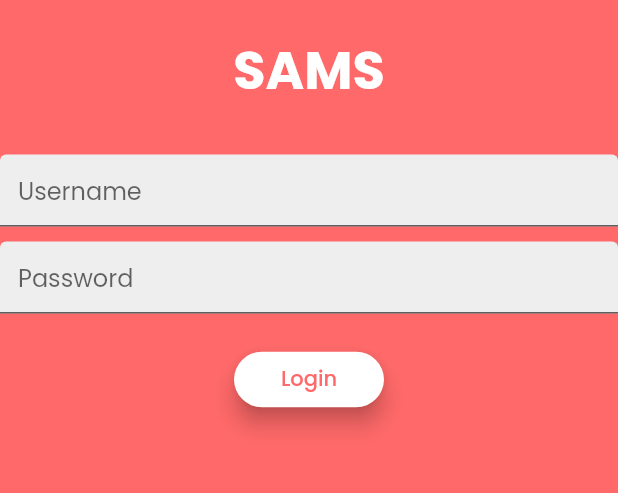
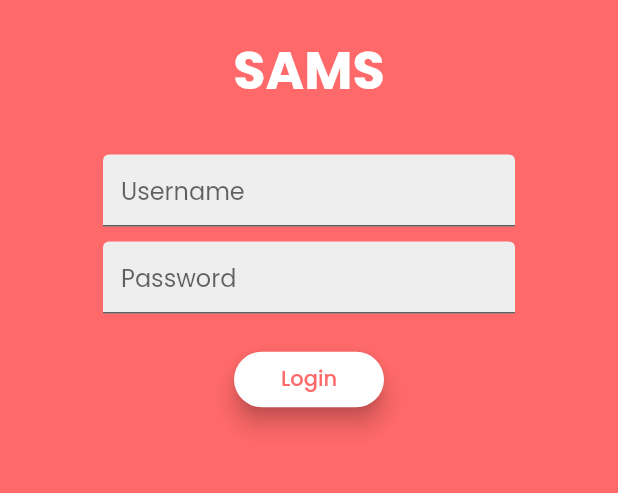
Before and after one commit to riqi3/CapstoneSAMS, a Flutter app: the screen it shows after launch, on a phone screen of 412 x 824 dp, the part 495-988 px from its top. Run offline on Flutter 3.47's test engine with Material 2 defaults, Android fonts, the phone set to English and light mode, and no system bars; our stand-ins replace dio, dropdown_search, font_awesome_flutter; accounts and stored records are empty.

Commit message:
login resize

```diff
--- a/capstone_sams/lib/screens/authentication/LoginScreen.dart
+++ b/capstone_sams/lib/screens/authentication/LoginScreen.dart
@@ -94,14 +94,17 @@ class _LoginScreenState extends State<LoginScreen> {
           ),
           child: SingleChildScrollView(
             child: Center(
+              child: Container(
+                width: MediaQuery.of(context).size.width / 1.5,
                 child: Column(
                   children: [
                     Column(
                       children: [
                         Padding(
-                        padding: const EdgeInsets.only(top: 150.0, bottom: 20),
-                        child:
-                            Image.asset('assets/images/logo2.png', height: 180),
+                          padding:
+                              const EdgeInsets.only(top: 150.0, bottom: 20),
+                          child: Image.asset('assets/images/logo2.png',
+                              height: 180),
                         ),
                         Text(
                           "SAMS",
@@ -209,6 +212,7 @@ class _LoginScreenState extends State<LoginScreen> {
                 ),
               ),
             ),
+          ),
         );
       }),
     );
```
Lines whose indentation alone changed are shown as unchanged.
